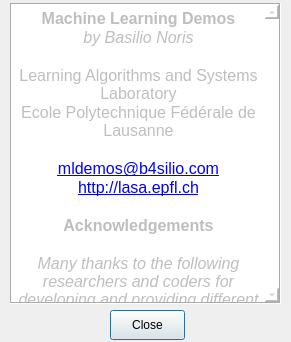
Old version of the form MLDemos/aboutDialog.ui in the repository b4silio/MLDemos.
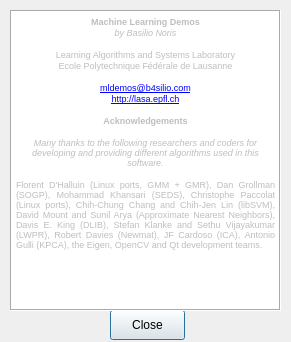
New version of the form.

Commit message: Many fixes and adjustments to get it to work properly on the 3 platforms Added panning (in addition to zooming) Fixed the drawing of obstacles Fixed redrawing of classification information and models while zooming and panning

Diff of the .ui file:
```diff
--- a/MLDemos/aboutDialog.ui
+++ b/MLDemos/aboutDialog.ui
@@ -45,7 +45,7 @@
    <property name="geometry">
     <rect>
      <x>10</x>
-     <y>3</y>
+     <y>10</y>
      <width>271</width>
      <height>301</height>
     </rect>
@@ -86,21 +86,21 @@
     <string>&lt;!DOCTYPE HTML PUBLIC &quot;-//W3C//DTD HTML 4.0//EN&quot; &quot;http://www.w3.org/TR/REC-html40/strict.dtd&quot;&gt;
 &lt;html&gt;&lt;head&gt;&lt;meta name=&quot;qrichtext&quot; content=&quot;1&quot; /&gt;&lt;style type=&quot;text/css&quot;&gt;
 p, li { white-space: pre-wrap; }
-&lt;/style&gt;&lt;/head&gt;&lt;body style=&quot; font-family:'Lucida Grande'; font-size:13pt; font-weight:400; font-style:normal;&quot;&gt;
-&lt;p align=&quot;center&quot; style=&quot; margin-top:0px; margin-bottom:0px; margin-left:0px; margin-right:0px; -qt-block-indent:0; text-indent:0px;&quot;&gt;&lt;span style=&quot; font-family:'MS Shell Dlg 2'; font-size:12pt; font-weight:600;&quot;&gt;Machine Learning Demos&lt;/span&gt;&lt;/p&gt;
-&lt;p align=&quot;center&quot; style=&quot; margin-top:0px; margin-bottom:0px; margin-left:0px; margin-right:0px; -qt-block-indent:0; text-indent:0px;&quot;&gt;&lt;span style=&quot; font-family:'MS Shell Dlg 2'; font-size:12pt; font-style:italic;&quot;&gt;by Basilio Noris&lt;/span&gt;&lt;/p&gt;
-&lt;p style=&quot;-qt-paragraph-type:empty; margin-top:0px; margin-bottom:0px; margin-left:0px; margin-right:0px; -qt-block-indent:0; text-indent:0px; font-family:'MS Shell Dlg 2'; font-size:12pt; font-style:italic; text-decoration: underline;&quot;&gt;&lt;/p&gt;
-&lt;p align=&quot;center&quot; style=&quot; margin-top:0px; margin-bottom:0px; margin-left:0px; margin-right:0px; -qt-block-indent:0; text-indent:0px;&quot;&gt;&lt;span style=&quot; font-family:'MS Shell Dlg 2'; font-size:12pt;&quot;&gt;Learning Algorithms and Systems Laboratory&lt;/span&gt;&lt;/p&gt;
-&lt;p align=&quot;center&quot; style=&quot; margin-top:0px; margin-bottom:0px; margin-left:0px; margin-right:0px; -qt-block-indent:0; text-indent:0px;&quot;&gt;&lt;span style=&quot; font-family:'MS Shell Dlg 2'; font-size:12pt;&quot;&gt;Ecole Polytechnique Fédérale de Lausanne&lt;/span&gt;&lt;/p&gt;
-&lt;p align=&quot;center&quot; style=&quot; margin-top:0px; margin-bottom:0px; margin-left:0px; margin-right:0px; -qt-block-indent:0; text-indent:0px;&quot;&gt;&lt;span style=&quot; font-family:'MS Shell Dlg 2'; font-size:12pt;&quot;&gt;	&lt;/span&gt;&lt;/p&gt;
-&lt;p align=&quot;center&quot; style=&quot; margin-top:0px; margin-bottom:0px; margin-left:0px; margin-right:0px; -qt-block-indent:0; text-indent:0px;&quot;&gt;&lt;a href=&quot;mailto://mldemos@b4silio.com&quot;&gt;&lt;span style=&quot; font-family:'MS Shell Dlg 2'; font-size:12pt; text-decoration: underline; color:#0000ff;&quot;&gt;mldemos@b4silio.com&lt;/span&gt;&lt;/a&gt;&lt;/p&gt;
-&lt;p align=&quot;center&quot; style=&quot; margin-top:0px; margin-bottom:0px; margin-left:0px; margin-right:0px; -qt-block-indent:0; text-indent:0px;&quot;&gt;&lt;a href=&quot;http://lasa.epfl.ch&quot;&gt;&lt;span style=&quot; font-family:'MS Shell Dlg 2'; font-size:12pt; text-decoration: underline; color:#0000ff;&quot;&gt;http://lasa.epfl.ch&lt;/span&gt;&lt;/a&gt;&lt;/p&gt;
-&lt;p style=&quot;-qt-paragraph-type:empty; margin-top:0px; margin-bottom:0px; margin-left:0px; margin-right:0px; -qt-block-indent:0; text-indent:0px; font-family:'MS Shell Dlg 2'; font-size:12pt;&quot;&gt;&lt;/p&gt;
-&lt;p align=&quot;center&quot; style=&quot; margin-top:0px; margin-bottom:0px; margin-left:0px; margin-right:0px; -qt-block-indent:0; text-indent:0px;&quot;&gt;&lt;span style=&quot; font-family:'MS Shell Dlg 2'; font-size:12pt; font-weight:600;&quot;&gt;Acknowledgements&lt;/span&gt;&lt;/p&gt;
-&lt;p align=&quot;center&quot; style=&quot;-qt-paragraph-type:empty; margin-top:0px; margin-bottom:0px; margin-left:0px; margin-right:0px; -qt-block-indent:0; text-indent:0px; font-family:'MS Shell Dlg 2'; font-size:12pt; font-weight:600;&quot;&gt;&lt;/p&gt;
-&lt;p align=&quot;center&quot; style=&quot; margin-top:0px; margin-bottom:0px; margin-left:0px; margin-right:0px; -qt-block-indent:0; text-indent:0px;&quot;&gt;&lt;span style=&quot; font-family:'MS Shell Dlg 2'; font-size:12pt; font-style:italic;&quot;&gt;Many thanks to the following researchers and coders for developing and providing different algorithms used in this software.&lt;/span&gt;&lt;/p&gt;
-&lt;p align=&quot;center&quot; style=&quot;-qt-paragraph-type:empty; margin-top:0px; margin-bottom:0px; margin-left:0px; margin-right:0px; -qt-block-indent:0; text-indent:0px; font-family:'MS Shell Dlg 2'; font-size:12pt; font-style:italic;&quot;&gt;&lt;/p&gt;
-&lt;p align=&quot;justify&quot; style=&quot; margin-top:0px; margin-bottom:0px; margin-left:0px; margin-right:0px; -qt-block-indent:0; text-indent:0px;&quot;&gt;&lt;span style=&quot; font-family:'MS Shell Dlg 2'; font-size:12pt;&quot;&gt;Florent D'Halluin (Linux ports, GMM + GMR), Dan Grollman (SOGP), Mohammad Khansari (SEDS), Christophe Paccolat (Linux ports), Chih-Chung Chang and Chih-Jen Lin (libSVM), David Mount and Sunil Arya (Approximate Nearest Neighbors), Davis E. King (DLIB), Stefan Klanke and Sethu Vijayakumar (LWPR), Robert Davies (Newmat), JF Cardoso (ICA), Antonio Gulli (KPCA), the Eigen, OpenCV and Qt development teams.&lt;/span&gt;&lt;/p&gt;&lt;/body&gt;&lt;/html&gt;</string>
+&lt;/style&gt;&lt;/head&gt;&lt;body style=&quot; font-family:'MS Shell Dlg 2'; font-size:8.25pt; font-weight:400; font-style:normal;&quot;&gt;
+&lt;p align=&quot;center&quot; style=&quot; margin-top:0px; margin-bottom:0px; margin-left:0px; margin-right:0px; -qt-block-indent:0; text-indent:0px;&quot;&gt;&lt;span style=&quot; font-size:7pt; font-weight:600;&quot;&gt;Machine Learning Demos&lt;/span&gt;&lt;/p&gt;
+&lt;p align=&quot;center&quot; style=&quot; margin-top:0px; margin-bottom:0px; margin-left:0px; margin-right:0px; -qt-block-indent:0; text-indent:0px;&quot;&gt;&lt;span style=&quot; font-size:7pt; font-style:italic;&quot;&gt;by Basilio Noris&lt;/span&gt;&lt;/p&gt;
+&lt;p style=&quot;-qt-paragraph-type:empty; margin-top:0px; margin-bottom:0px; margin-left:0px; margin-right:0px; -qt-block-indent:0; text-indent:0px; font-size:7pt; font-style:italic; text-decoration: underline;&quot;&gt;&lt;/p&gt;
+&lt;p align=&quot;center&quot; style=&quot; margin-top:0px; margin-bottom:0px; margin-left:0px; margin-right:0px; -qt-block-indent:0; text-indent:0px;&quot;&gt;&lt;span style=&quot; font-size:7pt;&quot;&gt;Learning Algorithms and Systems Laboratory&lt;/span&gt;&lt;/p&gt;
+&lt;p align=&quot;center&quot; style=&quot; margin-top:0px; margin-bottom:0px; margin-left:0px; margin-right:0px; -qt-block-indent:0; text-indent:0px;&quot;&gt;&lt;span style=&quot; font-size:7pt;&quot;&gt;Ecole Polytechnique Fédérale de Lausanne&lt;/span&gt;&lt;/p&gt;
+&lt;p align=&quot;center&quot; style=&quot; margin-top:0px; margin-bottom:0px; margin-left:0px; margin-right:0px; -qt-block-indent:0; text-indent:0px;&quot;&gt;&lt;span style=&quot; font-size:7pt;&quot;&gt;	&lt;/span&gt;&lt;/p&gt;
+&lt;p align=&quot;center&quot; style=&quot; margin-top:0px; margin-bottom:0px; margin-left:0px; margin-right:0px; -qt-block-indent:0; text-indent:0px;&quot;&gt;&lt;a href=&quot;mailto://mldemos@b4silio.com&quot;&gt;&lt;span style=&quot; font-size:7pt; text-decoration: underline; color:#0000ff;&quot;&gt;mldemos@b4silio.com&lt;/span&gt;&lt;/a&gt;&lt;/p&gt;
+&lt;p align=&quot;center&quot; style=&quot; margin-top:0px; margin-bottom:0px; margin-left:0px; margin-right:0px; -qt-block-indent:0; text-indent:0px;&quot;&gt;&lt;a href=&quot;http://lasa.epfl.ch&quot;&gt;&lt;span style=&quot; font-size:7pt; text-decoration: underline; color:#0000ff;&quot;&gt;http://lasa.epfl.ch&lt;/span&gt;&lt;/a&gt;&lt;/p&gt;
+&lt;p style=&quot;-qt-paragraph-type:empty; margin-top:0px; margin-bottom:0px; margin-left:0px; margin-right:0px; -qt-block-indent:0; text-indent:0px; font-size:7pt;&quot;&gt;&lt;/p&gt;
+&lt;p align=&quot;center&quot; style=&quot; margin-top:0px; margin-bottom:0px; margin-left:0px; margin-right:0px; -qt-block-indent:0; text-indent:0px;&quot;&gt;&lt;span style=&quot; font-size:7pt; font-weight:600;&quot;&gt;Acknowledgements&lt;/span&gt;&lt;/p&gt;
+&lt;p align=&quot;center&quot; style=&quot;-qt-paragraph-type:empty; margin-top:0px; margin-bottom:0px; margin-left:0px; margin-right:0px; -qt-block-indent:0; text-indent:0px; font-size:7pt; font-weight:600;&quot;&gt;&lt;/p&gt;
+&lt;p align=&quot;center&quot; style=&quot; margin-top:0px; margin-bottom:0px; margin-left:0px; margin-right:0px; -qt-block-indent:0; text-indent:0px;&quot;&gt;&lt;span style=&quot; font-size:7pt; font-style:italic;&quot;&gt;Many thanks to the following researchers and coders for developing and providing different algorithms used in this software.&lt;/span&gt;&lt;/p&gt;
+&lt;p align=&quot;center&quot; style=&quot;-qt-paragraph-type:empty; margin-top:0px; margin-bottom:0px; margin-left:0px; margin-right:0px; -qt-block-indent:0; text-indent:0px; font-size:7pt; font-style:italic;&quot;&gt;&lt;/p&gt;
+&lt;p align=&quot;justify&quot; style=&quot; margin-top:0px; margin-bottom:0px; margin-left:0px; margin-right:0px; -qt-block-indent:0; text-indent:0px;&quot;&gt;&lt;span style=&quot; font-size:7pt;&quot;&gt;Florent D'Halluin (Linux ports, GMM + GMR), Dan Grollman (SOGP), Mohammad Khansari (SEDS), Christophe Paccolat (Linux ports), Chih-Chung Chang and Chih-Jen Lin (libSVM), David Mount and Sunil Arya (Approximate Nearest Neighbors), Davis E. King (DLIB), Stefan Klanke and Sethu Vijayakumar (LWPR), Robert Davies (Newmat), JF Cardoso (ICA), Antonio Gulli (KPCA), the Eigen, OpenCV and Qt development teams.&lt;/span&gt;&lt;/p&gt;&lt;/body&gt;&lt;/html&gt;</string>
    </property>
   </widget>
  </widget>
```
The commit also changes 33 other files.
